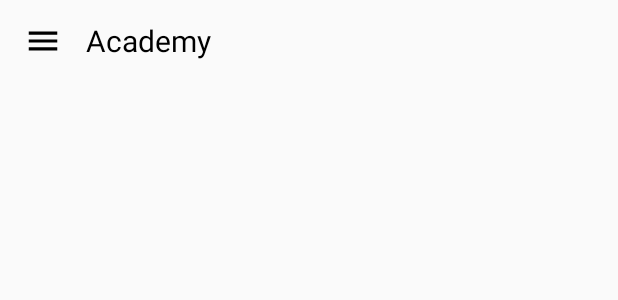
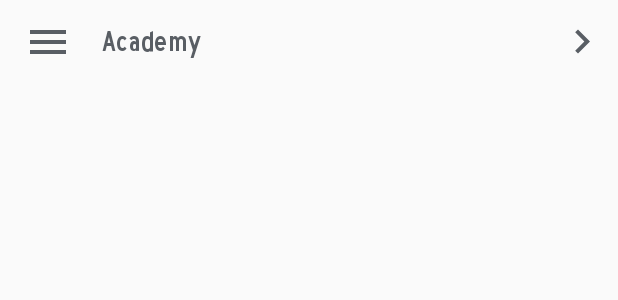
Before and after one commit to jordirubiralta/portalbdn, an Android app: the layout item_menu.xml on its own in the app's theme, with its tools: preview values and no code run, on a phone screen of 412 x 824 dp. Shown: the top 300 px of the screen. Run offline under Robolectric (Android 15) with nearby library versions, the phone set to English and light mode, and no system bars.

Commit message:
Fix errors

```diff
--- a/app/src/main/AndroidManifest.xml
+++ b/app/src/main/AndroidManifest.xml
@@ -20,6 +20,7 @@
                 <category android:name="android.intent.category.LAUNCHER" />
             </intent-filter>
         </activity>
+
         <activity android:name=".ui.activity.home.HomeActivity"
                 android:screenOrientation="behind"
                 android:theme="@style/SplashTheme"/>
@@ -28,10 +29,10 @@
             android:theme="@style/SplashTheme"/>
         <activity android:name=".ui.activity.login.LoginActivity"
             android:screenOrientation="behind"
-            android:theme="@style/SplashTheme" />
+            android:theme="@style/Theme.AppCompat.Light.NoActionBar.FullScreen" />
         <activity android:name=".ui.activity.register.RegisterActivity"
             android:screenOrientation="behind"
-            android:theme="@style/SplashTheme" />
+            android:theme="@style/Theme.AppCompat.Light.NoActionBar.FullScreen" />
 
     </application>
 </manifest>
--- a/app/src/main/java/edu/jrubiralta/portalbdn/navigator/Navigator.kt
+++ b/app/src/main/java/edu/jrubiralta/portalbdn/navigator/Navigator.kt
@@ -22,7 +22,7 @@ object Navigator {
 
     fun openRegisterPage(params: NavParams) {
         val intent = Intent(params.activity, RegisterActivity::class.java)
-        openRegisterActivity(params.activity, intent)
+        openRegisterActivity(params.activity, intent, params.finishActivity)
     }
 
     fun openNewIncident(params: NavParams) {
--- a/app/src/main/java/edu/jrubiralta/portalbdn/ui/activity/login/LoginActivity.kt
+++ b/app/src/main/java/edu/jrubiralta/portalbdn/ui/activity/login/LoginActivity.kt
@@ -71,7 +71,7 @@ class LoginActivity
     }
 
     override fun goToRegisterActivity() {
-        Navigator.openRegisterPage(NavParams(this@LoginActivity, true))
+        Navigator.openRegisterPage(NavParams(this@LoginActivity, false))
     }
 }
 
--- /dev/null
+++ b/app/src/main/res/drawable/ic_right_arrow.xml
@@ -0,0 +1,4 @@
+<vector android:height="48dp" android:viewportHeight="24.0"
+    android:viewportWidth="24.0" android:width="48dp" xmlns:android="http://schemas.android.com/apk/res/android">
+    <path android:fillColor="#FF000000" android:pathData="M8.59,16.34l4.58,-4.59 -4.58,-4.59L10,5.75l6,6 -6,6z"/>
+</vector>
--- a/app/src/main/res/layout/item_menu.xml
+++ b/app/src/main/res/layout/item_menu.xml
@@ -1,5 +1,6 @@
 <?xml version="1.0" encoding="utf-8"?>
-<LinearLayout xmlns:android="http://schemas.android.com/apk/res/android"
+<android.support.constraint.ConstraintLayout xmlns:android="http://schemas.android.com/apk/res/android"
+    xmlns:app="http://schemas.android.com/apk/res-auto"
     xmlns:tools="http://schemas.android.com/tools"
     android:layout_width="match_parent"
     android:layout_height="55dp"
@@ -8,19 +9,40 @@
 
     <ImageView
         android:id="@+id/icon"
-            android:layout_width="25dp"
-            android:layout_height="25dp"
-            android:layout_marginStart="16dp"
+        android:layout_width="@dimen/toolbar_icon"
+        android:layout_height="@dimen/toolbar_icon"
+        android:layout_marginStart="@dimen/dimen_8"
+        android:paddingStart="@dimen/toolbar_icon_padding"
+        android:paddingEnd="@dimen/toolbar_icon_padding"
+        android:tint="@color/darkx_grey"
+        app:layout_constraintBottom_toBottomOf="parent"
+        app:layout_constraintStart_toStartOf="parent"
+        app:layout_constraintTop_toTopOf="parent"
         tools:src="@drawable/ic_menu" />
 
     <TextView
         android:id="@+id/name"
         android:layout_width="wrap_content"
         android:layout_height="wrap_content"
-            android:layout_marginStart="16dp"
-            android:includeFontPadding="false"
-            android:textColor="@color/black"
-            android:textSize="20sp"
+        android:fontFamily="@font/highwaygothicnarrow"
+        android:layout_marginStart="@dimen/dimen_12"
+        android:textColor="@color/darkx_grey"
+        android:textSize="@dimen/login_text"
+        app:layout_constraintBottom_toBottomOf="parent"
+        app:layout_constraintStart_toEndOf="@+id/icon"
+        app:layout_constraintTop_toTopOf="parent"
         tools:text="Academy" />
 
-</LinearLayout>
+    <ImageView
+        android:id="@+id/arrow"
+        android:layout_width="@dimen/toolbar_icon"
+        android:layout_height="@dimen/toolbar_icon"
+        android:paddingStart="@dimen/toolbar_icon_padding"
+        android:paddingEnd="@dimen/toolbar_icon_padding"
+        android:tint="@color/darkx_grey"
+        app:layout_constraintBottom_toBottomOf="parent"
+        app:layout_constraintEnd_toEndOf="parent"
+        app:layout_constraintTop_toTopOf="parent"
+        tools:src="@drawable/ic_right_arrow" />
+
+</android.support.constraint.ConstraintLayout>
```
Also changed, not shown: app/src/main/res/layout/fragment_drawer.xml (+26 -23 lines). Lines whose indentation alone changed are shown as unchanged.
